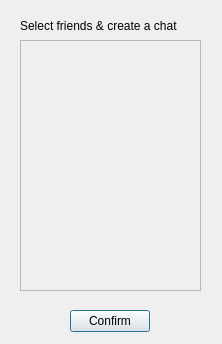
The window that client/ui/createchat.ui (pechpo/What-s-up) describes before a commit, drawn with Qt 5.
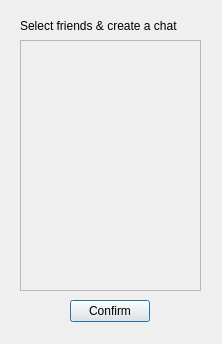
The same window after the commit.

Diff of the .ui file:
```diff
--- a/client/ui/createchat.ui
+++ b/client/ui/createchat.ui
@@ -53,7 +53,7 @@
    <property name="geometry">
     <rect>
      <x>70</x>
-     <y>310</y>
+     <y>300</y>
      <width>80</width>
      <height>22</height>
     </rect>
```
